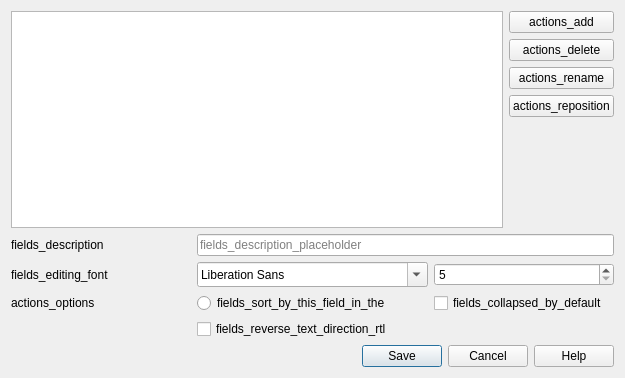
Qt form qt/aqt/forms/fields.ui (ankitects/anki) before a commit.
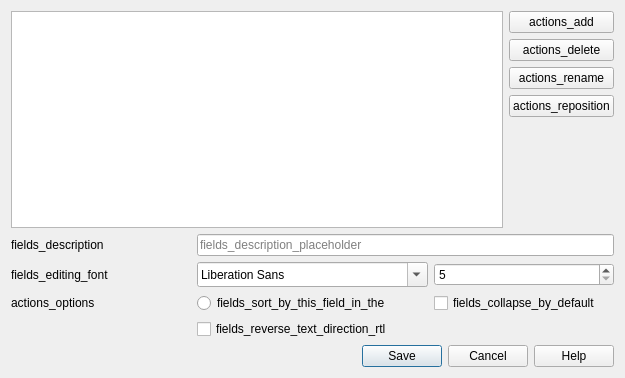
The same form after that commit.

Commit message:
Change wording from adjective to imperative
sounds a bit less clunky

```diff
--- a/qt/aqt/forms/fields.ui
+++ b/qt/aqt/forms/fields.ui
@@ -158,7 +158,7 @@
         <bool>true</bool>
        </property>
        <property name="text">
-        <string>fields_collapsed_by_default</string>
+        <string>fields_collapse_by_default</string>
        </property>
       </widget>
      </item>
```
The commit also changes 1 other file.
